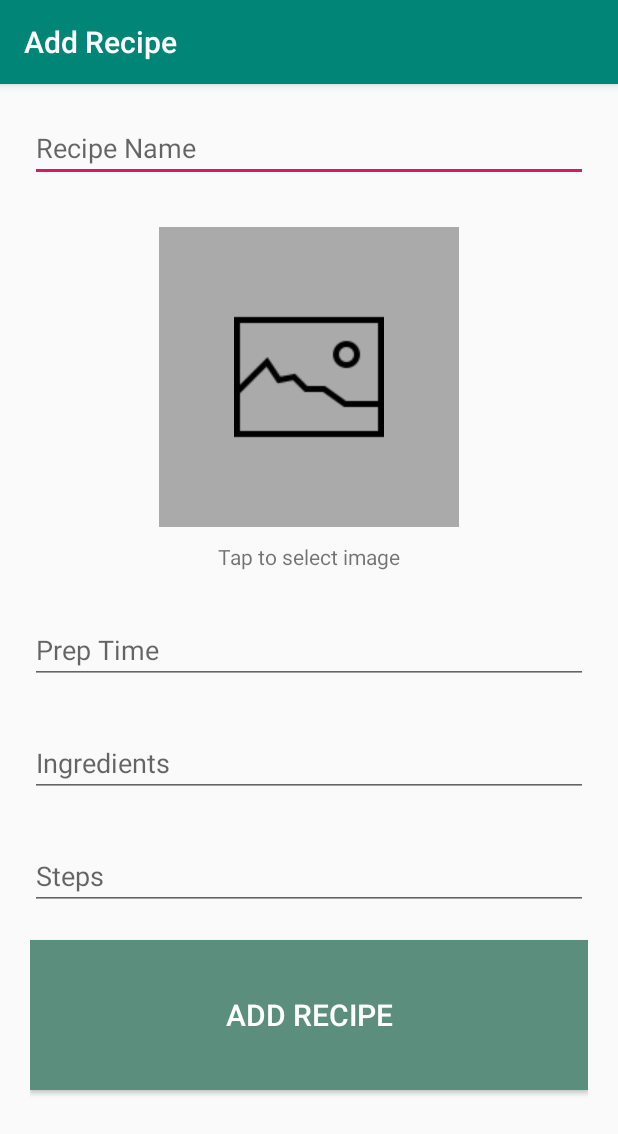
After one commit to billygoh/BillyRecipeAppAndroid, an Android app: the AddUpdateRecipeActivity screen opened directly, with no data from a screen before it, on a phone screen of 412 x 824 dp. The commit adds this screen. Shown: the top 1134 px of the screen. Run offline under Robolectric (Android 15) with nearby library versions, the phone set to English and light mode, and no system bars.

Commit message:
Add recipe feature

```diff
--- /dev/null
+++ b/app/src/main/res/layout/activity_add_update_recipe.xml
@@ -0,0 +1,56 @@
+<?xml version="1.0" encoding="utf-8"?>
+<ScrollView
+        xmlns:android="http://schemas.android.com/apk/res/android"
+        xmlns:tools="http://schemas.android.com/tools"
+        android:layout_width="match_parent"
+        android:layout_height="match_parent"
+        tools:context=".AddUpdateRecipeActivity">
+
+    <LinearLayout android:layout_width="match_parent" android:layout_height="wrap_content"
+        android:orientation="vertical"
+        android:padding="20dp">
+
+        <EditText android:layout_width="match_parent" android:layout_height="wrap_content"
+            android:id="@+id/recipeNameET"
+            android:hint="Recipe Name"/>
+
+        <ImageView android:layout_width="200dp" android:layout_height="200dp"
+            android:layout_gravity="center"
+            android:layout_marginTop="30dp"
+            android:background="@android:color/darker_gray"
+            android:src="@drawable/image"
+            android:scaleType="center"
+            android:id="@+id/recipeAddImageIV"/>
+        <TextView android:layout_width="wrap_content" android:layout_height="wrap_content"
+            android:text="Tap to select image"
+            android:layout_gravity="center"
+            android:layout_marginTop="10dp"/>
+
+        <EditText android:layout_width="match_parent" android:layout_height="wrap_content"
+            android:id="@+id/recipePrepTimeET"
+            android:hint="Prep Time"
+            android:layout_marginTop="30dp"/>
+
+        <EditText android:layout_width="match_parent" android:layout_height="wrap_content"
+            android:id="@+id/recipeIngredientET"
+            android:hint="Ingredients"
+            android:layout_marginTop="30dp"/>
+
+        <EditText android:layout_width="match_parent" android:layout_height="wrap_content"
+                  android:id="@+id/recipeStepsET"
+                  android:hint="Steps"
+                  android:layout_marginTop="30dp"
+                  android:layout_marginBottom="20dp"
+        />
+
+        <Button android:layout_width="match_parent" android:layout_height="150px"
+            android:id="@+id/addUpdateRecipeBtn"
+                android:textSize="20dp"
+                android:textStyle="normal"
+                android:background="#5B8E7D"
+                android:textColor="@android:color/white"
+                android:layout_marginBottom="20dp"/>
+
+    </LinearLayout>
+
+</ScrollView>
```
Also changed, not shown: app/src/main/AndroidManifest.xml (+10 -5 lines), app/src/main/java/com/billygdev/billyrecipeappandroid/AddUpdateRecipeActivity.kt (added, +153 -0 lines), app/src/main/java/com/billygdev/billyrecipeappandroid/HomeActivity.kt (+9 -4 lines).
